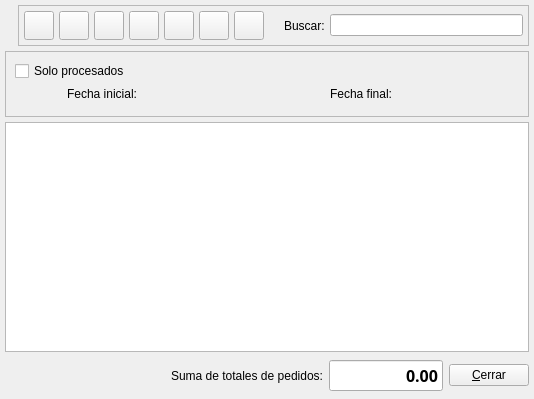
Qt form bulmages/bulmafact/src/pedidosproveedorlistbase.ui (eboladev/Bulmages-1) before a commit.
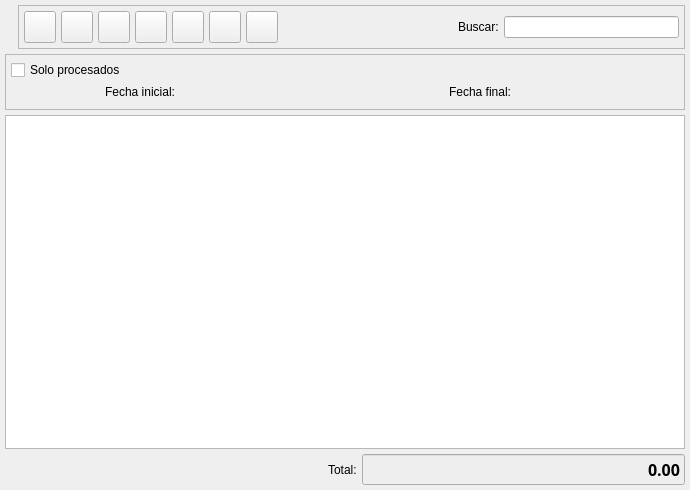
The same form after that commit. Icons and pictures are not drawn. Custom widgets are drawn as their Qt base class.

Diff of the .ui file:
```diff
--- a/bulmages/bulmafact/src/pedidosproveedorlistbase.ui
+++ b/bulmages/bulmafact/src/pedidosproveedorlistbase.ui
@@ -9,8 +9,8 @@
    <rect>
     <x>0</x>
     <y>0</y>
-    <width>534</width>
-    <height>399</height>
+    <width>690</width>
+    <height>490</height>
    </rect>
   </property>
   <property name="windowTitle" >
@@ -61,6 +61,18 @@
         </property>
         <item>
          <widget class="QToolButton" name="mui_crear" >
+          <property name="minimumSize" >
+           <size>
+            <width>32</width>
+            <height>32</height>
+           </size>
+          </property>
+          <property name="maximumSize" >
+           <size>
+            <width>32</width>
+            <height>32</height>
+           </size>
+          </property>
           <property name="toolTip" >
            <string>Nuevo pedido proveedor</string>
           </property>
@@ -83,6 +95,18 @@
         </item>
         <item>
          <widget class="QToolButton" name="mui_editar" >
+          <property name="minimumSize" >
+           <size>
+            <width>32</width>
+            <height>32</height>
+           </size>
+          </property>
+          <property name="maximumSize" >
+           <size>
+            <width>32</width>
+            <height>32</height>
+           </size>
+          </property>
           <property name="toolTip" >
            <string>Editar pedido proveedor</string>
           </property>
@@ -105,6 +129,18 @@
         </item>
         <item>
          <widget class="QToolButton" name="mui_borrar" >
+          <property name="minimumSize" >
+           <size>
+            <width>32</width>
+            <height>32</height>
+           </size>
+          </property>
+          <property name="maximumSize" >
+           <size>
+            <width>32</width>
+            <height>32</height>
+           </size>
+          </property>
           <property name="toolTip" >
            <string>Borrar pedido proveedor</string>
           </property>
@@ -129,8 +165,14 @@
          <widget class="QToolButton" name="mui_imprimir" >
           <property name="minimumSize" >
            <size>
-            <width>0</width>
-            <height>0</height>
+            <width>32</width>
+            <height>32</height>
+           </size>
+          </property>
+          <property name="maximumSize" >
+           <size>
+            <width>32</width>
+            <height>32</height>
            </size>
           </property>
           <property name="toolTip" >
@@ -155,6 +197,18 @@
         </item>
         <item>
          <widget class="QToolButton" name="mui_filtrar" >
+          <property name="minimumSize" >
+           <size>
+            <width>32</width>
+            <height>32</height>
+           </size>
+          </property>
+          <property name="maximumSize" >
+           <size>
+            <width>32</width>
+            <height>32</height>
+           </size>
+          </property>
           <property name="toolTip" >
            <string>Filtrar pedidos</string>
           </property>
@@ -180,6 +234,18 @@
         </item>
         <item>
          <widget class="QToolButton" name="mui_configurar" >
+          <property name="minimumSize" >
+           <size>
+            <width>32</width>
+            <height>32</height>
+           </size>
+          </property>
+          <property name="maximumSize" >
+           <size>
+            <width>32</width>
+            <height>32</height>
+           </size>
+          </property>
           <property name="toolTip" >
            <string>Configurar listado</string>
           </property>
@@ -205,6 +271,18 @@
         </item>
         <item>
          <widget class="QToolButton" name="mui_actualizar" >
+          <property name="minimumSize" >
+           <size>
+            <width>32</width>
+            <height>32</height>
+           </size>
+          </property>
+          <property name="maximumSize" >
+           <size>
+            <width>32</width>
+            <height>32</height>
+           </size>
+          </property>
           <property name="toolTip" >
            <string>Actualizar listado</string>
           </property>
@@ -231,7 +309,7 @@
            <enum>Qt::Horizontal</enum>
           </property>
           <property name="sizeType" >
-           <enum>QSizePolicy::Fixed</enum>
+           <enum>QSizePolicy::Expanding</enum>
           </property>
           <property name="sizeHint" >
            <size>
@@ -249,7 +327,14 @@
          </widget>
         </item>
         <item>
-         <widget class="QLineEdit" name="m_filtro" />
+         <widget class="QLineEdit" name="m_filtro" >
+          <property name="minimumSize" >
+           <size>
+            <width>150</width>
+            <height>0</height>
+           </size>
+          </property>
+         </widget>
         </item>
        </layout>
       </widget>
@@ -266,10 +351,10 @@
      </property>
      <layout class="QGridLayout" >
       <property name="margin" >
-       <number>9</number>
+       <number>5</number>
       </property>
       <property name="spacing" >
-       <number>6</number>
+       <number>5</number>
       </property>
       <item row="0" column="0" colspan="2" >
        <widget class="QCheckBox" name="m_procesados" >
@@ -284,7 +369,7 @@
          <number>0</number>
         </property>
         <property name="spacing" >
-         <number>6</number>
+         <number>5</number>
         </property>
         <item>
          <widget class="QLabel" name="label6" >
@@ -297,7 +382,14 @@
          </widget>
         </item>
         <item>
-         <widget class="BusquedaFecha" native="1" name="m_fechafin" />
+         <widget class="BusquedaFecha" native="1" name="m_fechafin" >
+          <property name="minimumSize" >
+           <size>
+            <width>150</width>
+            <height>0</height>
+           </size>
+          </property>
+         </widget>
         </item>
        </layout>
       </item>
@@ -307,7 +399,7 @@
          <number>0</number>
         </property>
         <property name="spacing" >
-         <number>6</number>
+         <number>5</number>
         </property>
         <item>
          <widget class="QLabel" name="label7" >
@@ -320,7 +412,14 @@
          </widget>
         </item>
         <item>
-         <widget class="BusquedaFecha" native="1" name="m_fechain" />
+         <widget class="BusquedaFecha" native="1" name="m_fechain" >
+          <property name="minimumSize" >
+           <size>
+            <width>150</width>
+            <height>0</height>
+           </size>
+          </property>
+         </widget>
         </item>
        </layout>
       </item>
@@ -349,7 +448,7 @@
       <number>0</number>
      </property>
      <property name="spacing" >
-      <number>6</number>
+      <number>5</number>
      </property>
      <item>
       <spacer>
@@ -362,7 +461,7 @@
        <property name="sizeHint" >
         <size>
          <width>211</width>
-         <height>37</height>
+         <height>12</height>
         </size>
        </property>
       </spacer>
@@ -370,7 +469,7 @@
      <item>
       <widget class="QLabel" name="label3" >
        <property name="text" >
-        <string>Suma de totales de pedidos:</string>
+        <string>Total:</string>
        </property>
       </widget>
      </item>
@@ -379,6 +478,43 @@
        <property name="enabled" >
         <bool>true</bool>
        </property>
+       <property name="palette" >
+        <palette>
+         <active>
+          <colorrole role="Base" >
+           <brush brushstyle="SolidPattern" >
+            <color alpha="255" >
+             <red>238</red>
+             <green>238</green>
+             <blue>238</blue>
+            </color>
+           </brush>
+          </colorrole>
+         </active>
+         <inactive>
+          <colorrole role="Base" >
+           <brush brushstyle="SolidPattern" >
+            <color alpha="255" >
+             <red>238</red>
+             <green>238</green>
+             <blue>238</blue>
+            </color>
+           </brush>
+          </colorrole>
+         </inactive>
+         <disabled>
+          <colorrole role="Base" >
+           <brush brushstyle="SolidPattern" >
+            <color alpha="255" >
+             <red>255</red>
+             <green>255</green>
+             <blue>255</blue>
+            </color>
+           </brush>
+          </colorrole>
+         </disabled>
+        </palette>
+       </property>
        <property name="font" >
         <font>
          <family>Sans Serif</family>
@@ -396,12 +532,8 @@
        <property name="alignment" >
         <set>Qt::AlignRight</set>
        </property>
-      </widget>
-     </item>
-     <item>
-      <widget class="QPushButton" name="pushButton" >
-       <property name="text" >
-        <string>&amp;Cerrar</string>
+       <property name="readOnly" >
+        <bool>true</bool>
        </property>
       </widget>
      </item>
@@ -411,16 +543,6 @@
  </widget>
  <layoutdefault spacing="2" margin="5" />
  <customwidgets>
-  <customwidget>
-   <class>BusquedaArticulo</class>
-   <extends>QWidget</extends>
-   <header>busquedaarticulo.h</header>
-  </customwidget>
-  <customwidget>
-   <class>BusquedaProveedor</class>
-   <extends>QWidget</extends>
-   <header>busquedaproveedor.h</header>
-  </customwidget>
   <customwidget>
    <class>BusquedaFecha</class>
    <extends>QWidget</extends>
@@ -431,6 +553,16 @@
    <extends>QTableWidget</extends>
    <header>pedidosproveedorlist.h</header>
   </customwidget>
+  <customwidget>
+   <class>BusquedaArticulo</class>
+   <extends>QWidget</extends>
+   <header>busquedaarticulo.h</header>
+  </customwidget>
+  <customwidget>
+   <class>BusquedaProveedor</class>
+   <extends>QWidget</extends>
+   <header>busquedaproveedor.h</header>
+  </customwidget>
  </customwidgets>
  <resources>
   <include location="../../bulmages.qrc" />
```
